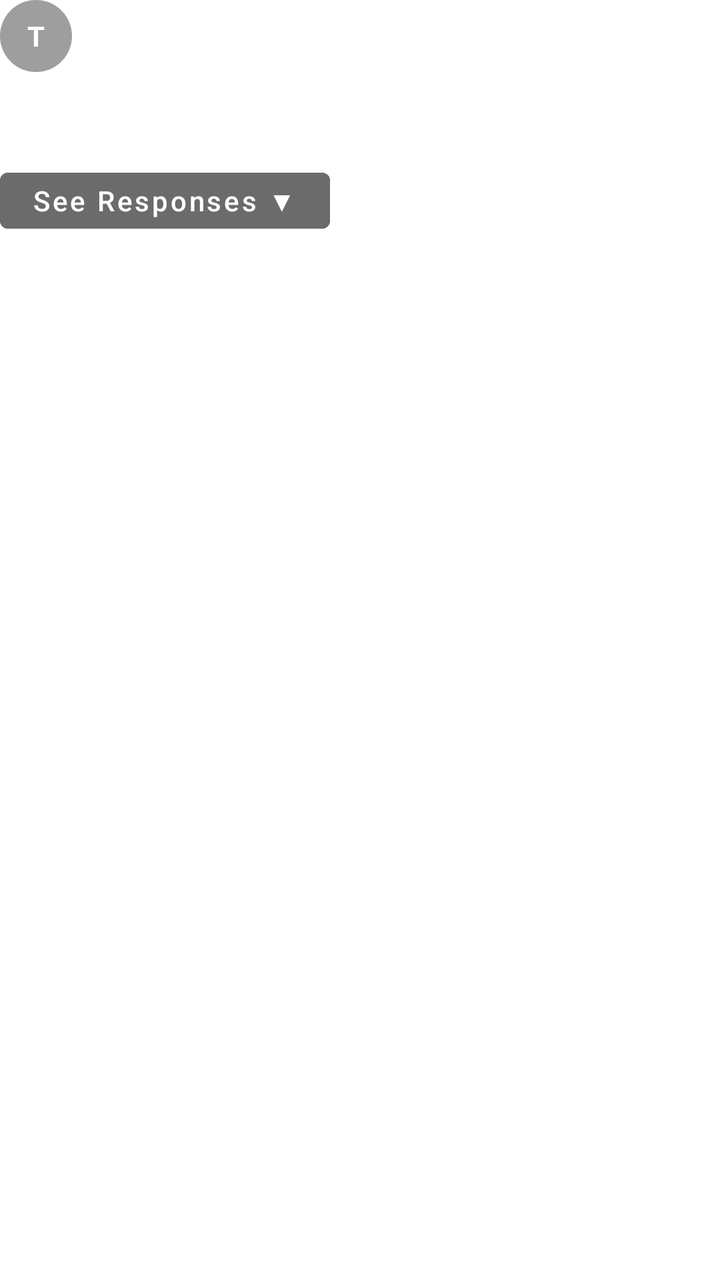
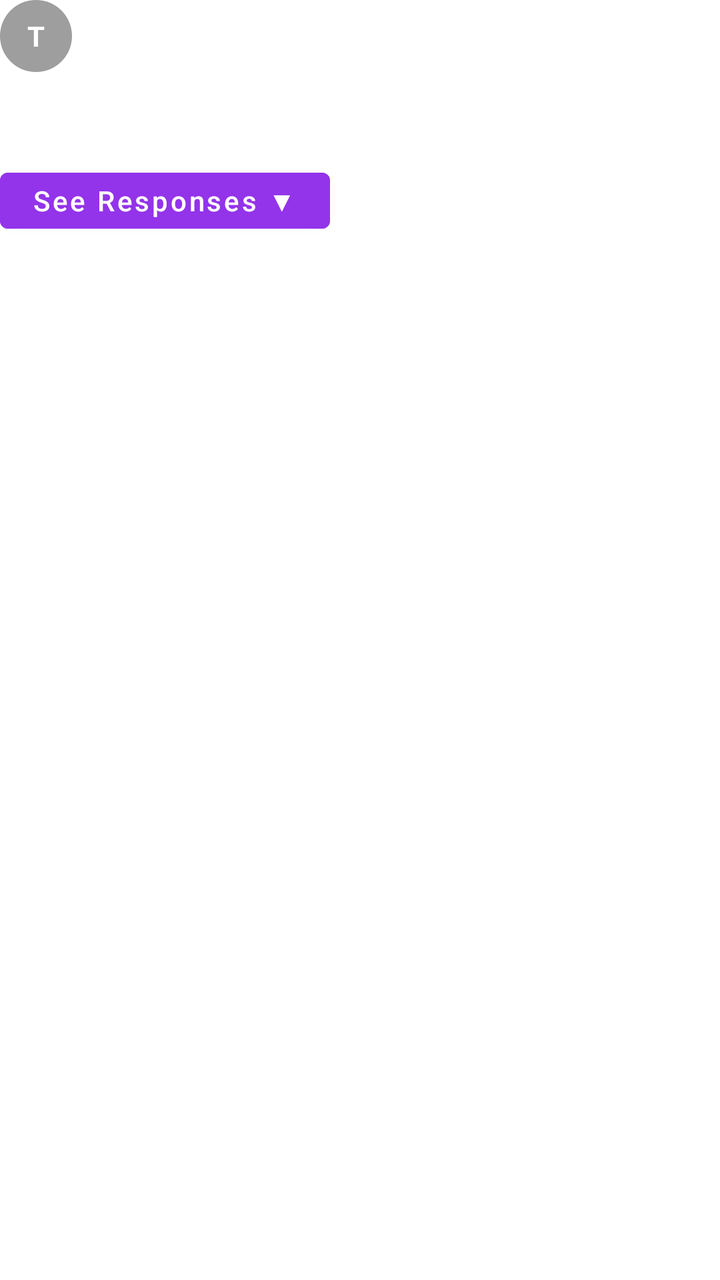

Two renders of the same Android screen: before a commit and after it. Below are the layout's source before the change and the commit's diff.
<!-- AndroidManifest.xml: application theme Theme.Ser210finalclient -->
<!-- res/layout/item_question_post.xml -->
<?xml version="1.0" encoding="utf-8"?>
<LinearLayout xmlns:android="http://schemas.android.com/apk/res/android"
    android:layout_width="match_parent"
    android:layout_height="wrap_content"
    android:layout_marginBottom="16dp"
    android:orientation="vertical">

    <LinearLayout
        android:layout_width="match_parent"
        android:layout_height="wrap_content"
        android:gravity="center_vertical"
        android:orientation="horizontal">

        <TextView
            android:layout_width="36dp"
            android:layout_height="36dp"
            android:background="@drawable/user_circle"
            android:gravity="center"
            android:text="T"
            android:textColor="#FFFFFF"
            android:textStyle="bold" />

        <TextView
            android:id="@+id/questionUsernameText"
            android:layout_width="wrap_content"
            android:layout_height="wrap_content"
            android:layout_marginStart="10dp"
            android:textColor="@color/primary_text"
            android:textSize="16sp" />
    </LinearLayout>

    <TextView
        android:id="@+id/questionContentText"
        android:layout_width="match_parent"
        android:layout_height="wrap_content"
        android:layout_marginTop="10dp"
        android:textColor="@color/primary_text"
        android:textSize="18sp" />

    <Button
        android:id="@+id/toggleQuestionResponsesButton"
        android:layout_width="wrap_content"
        android:layout_height="40dp"
        android:layout_marginTop="10dp"
        android:backgroundTint="#6B6B6B"
        android:text="See Responses ▼"
        android:textAllCaps="false"
        android:textColor="#FFFFFF" />

    <LinearLayout
        android:id="@+id/questionResponsesSection"
        android:layout_width="match_parent"
        android:layout_height="wrap_content"
        android:layout_marginTop="8dp"
        android:orientation="vertical"
        android:visibility="gone">

        <LinearLayout
            android:id="@+id/questionResponsesListContainer"
            android:layout_width="match_parent"
            android:layout_height="wrap_content"
            android:orientation="vertical" />

        <EditText
            android:id="@+id/questionResponseInput"
            android:layout_width="match_parent"
            android:layout_height="44dp"
            android:layout_marginTop="8dp"
            android:background="@color/card_background"
            android:hint="Write a response"
            android:paddingStart="10dp"
            android:paddingEnd="10dp"
            android:textColor="@color/primary_text"
            android:textColorHint="@color/secondary_text" />

        <Button
            android:id="@+id/sendQuestionResponseButton"
            android:layout_width="100dp"
            android:layout_height="40dp"
            android:layout_marginTop="8dp"
            android:backgroundTint="#6B6B6B"
            android:text="Send"
            android:textAllCaps="false"
            android:textColor="#FFFFFF" />
    </LinearLayout>

</LinearLayout>
<!-- resources referenced by this layout -->
<resources>
  <color name="card_background">#FFF2F2F2</color>
  <color name="primary_text">#FF000000</color>
  <color name="secondary_text">#FF333333</color>
  <!-- drawable user_circle (drawable) -->
  <?xml version="1.0" encoding="utf-8"?>
  <shape xmlns:android="http://schemas.android.com/apk/res/android" android:shape="oval">
      <solid android:color="#9E9E9E" />
  </shape>
  <style name="Theme.Ser210finalclient" parent="Theme.MaterialComponents.DayNight.NoActionBar" />
</resources>

<!-- the commit's change to res/layout/item_question_post.xml (unified diff, before → after) -->
@@ -42,10 +42,10 @@
         android:layout_width="wrap_content"
         android:layout_height="40dp"
         android:layout_marginTop="10dp"
-        android:backgroundTint="#6B6B6B"
+        android:backgroundTint="@color/brand_purple_button"
         android:text="See Responses ▼"
         android:textAllCaps="false"
-        android:textColor="#FFFFFF" />
+        android:textColor="@color/white" />
 
     <LinearLayout
         android:id="@+id/questionResponsesSection"
@@ -78,10 +78,10 @@
             android:layout_width="100dp"
             android:layout_height="40dp"
             android:layout_marginTop="8dp"
-            android:backgroundTint="#6B6B6B"
+            android:backgroundTint="@color/brand_purple_button"
             android:text="Send"
             android:textAllCaps="false"
-            android:textColor="#FFFFFF" />
+            android:textColor="@color/white" />
     </LinearLayout>
 
 </LinearLayout>
<!-- resource entries referenced after the edit -->
@@ -1,8 +1,10 @@
 <!-- resources referenced by this layout -->
 <resources>
+  <color name="brand_purple_button">#FF9333EA</color>
   <color name="card_background">#FFF2F2F2</color>
   <color name="primary_text">#FF000000</color>
   <color name="secondary_text">#FF333333</color>
+  <color name="white">#FFFFFFFF</color>
   <!-- drawable user_circle (drawable) -->
   <?xml version="1.0" encoding="utf-8"?>
   <shape xmlns:android="http://schemas.android.com/apk/res/android" android:shape="oval">
